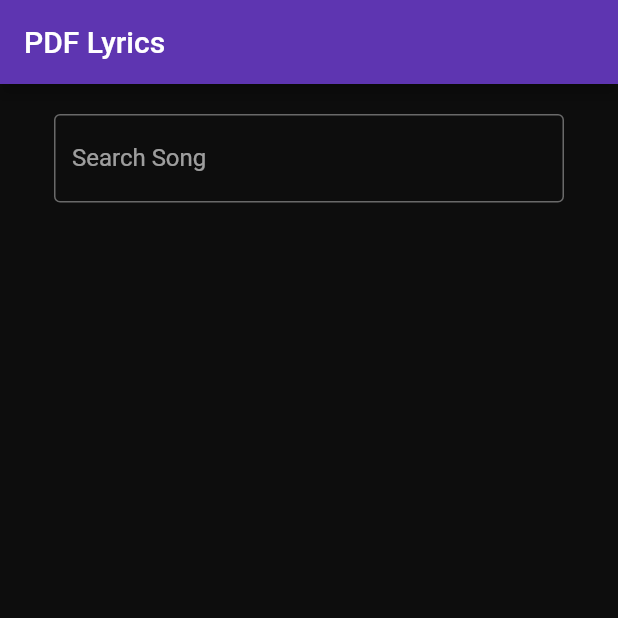
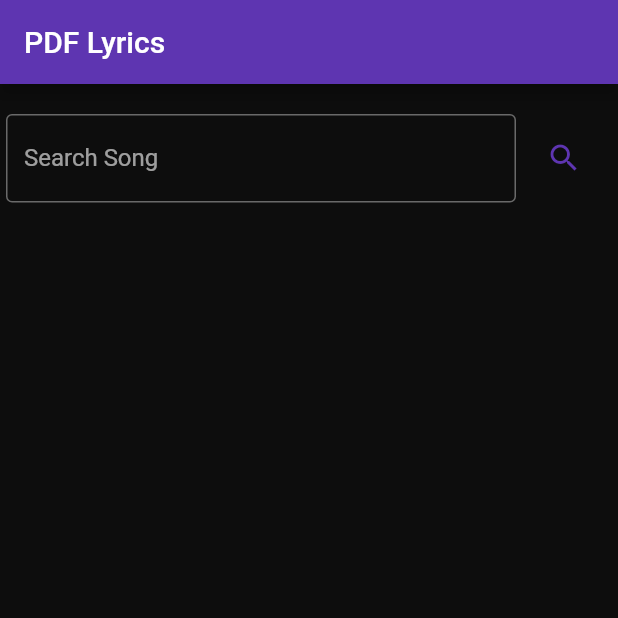
Before and after one commit to fadiinho/pdf-lyrics-flutter, a Flutter app: the screen it shows after launch, on a phone screen of 412 x 824 dp, the top half of it. Run offline on Flutter 3.47's test engine with Material 2 defaults, Android fonts, the phone set to English and light mode, and no system bars.

Commit message:
feat: add search button

```diff
--- a/lib/screens/home.dart
+++ b/lib/screens/home.dart
@@ -40,7 +40,7 @@ class _HomePageState extends State<HomePage> {
         _isLoading = false;
         _error = "Música não encontrada!";
       });
-    } catch(e) {
+    } catch (e) {
       // ignore: avoid_print
       print(e.toString());
       setState(() {
@@ -63,7 +63,7 @@ class _HomePageState extends State<HomePage> {
               children: <Widget>[
                 Padding(
                   padding:
-                      const EdgeInsets.symmetric(vertical: 20, horizontal: 10),
+                      const EdgeInsets.symmetric(vertical: 20, horizontal: 0),
                   child: Container(
                     constraints: const BoxConstraints(maxWidth: 340),
                     child: TextField(
@@ -79,6 +79,12 @@ class _HomePageState extends State<HomePage> {
                       },
                     ),
                   ),
+                ),
+                TextButton(
+                  onPressed: () {
+                    searchSong();
+                  },
+                  child: const Icon(Icons.search),
                 )
               ],
             ), // Row
```
